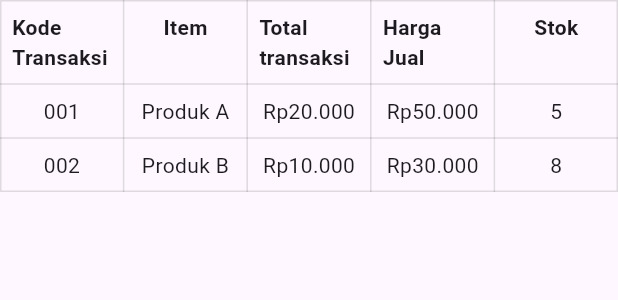
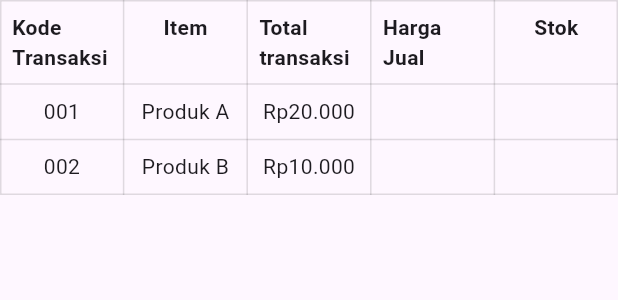
Before and after one commit to txnu/KedaiPOS-Mobile, a Flutter app: the RiwayatContent widget shown alone on an empty page, opened directly, on a phone screen of 412 x 824 dp. Shown: the top 300 px of the screen. Run offline on Flutter 3.47's test engine with Material 3 defaults, Android fonts, the phone set to English and light mode, and no system bars.

Commit message:
change content

```diff
--- a/lib/components/contains/riwayat_content.dart
+++ b/lib/components/contains/hariini_content.dart
@@ -14,15 +14,11 @@ class _RiwayatContentState extends State<RiwayatContent> {
       "kodeTransaksi": "001",
       "item": "Produk A",
       "totalTransaksi": "Rp20.000",
-      "hargaJual": "Rp50.000",
-      "stok": "5",
     },
     {
       "kodeTransaksi": "002",
       "item": "Produk B",
       "totalTransaksi": "Rp10.000",
-      "hargaJual": "Rp30.000",
-      "stok": "8",
     },
   ];
 
--- a/lib/components/contains/setting_content.dart
+++ b/lib/components/contains/setting_content.dart
@@ -1,6 +1,6 @@
 import 'package:flutter/material.dart';
-import 'package:kedaipos_mobile/components/contains/pendapatan_content.dart';
-import 'package:kedaipos_mobile/components/contains/riwayat_content.dart';
+import 'package:kedaipos_mobile/components/contains/semua_content.dart';
+import 'package:kedaipos_mobile/components/contains/hariini_content.dart';
 
 class SettingContent extends StatelessWidget {
   final String selectedTab;
--- a/lib/view/settings.dart
+++ b/lib/view/settings.dart
@@ -13,7 +13,7 @@ class SettingsView extends StatefulWidget {
 }
 
 class _SettingsViewState extends State<SettingsView> {
-  String _selectedTab = 'Riwayat';
+  String _selectedTab = 'Hari ini';
 
   void _updateTab(String tab) {
     setState(() {
```
Also changed, not shown: lib/components/contains/semua_content.dart (renamed from lib/components/contains/pendapatan_content.dart).
